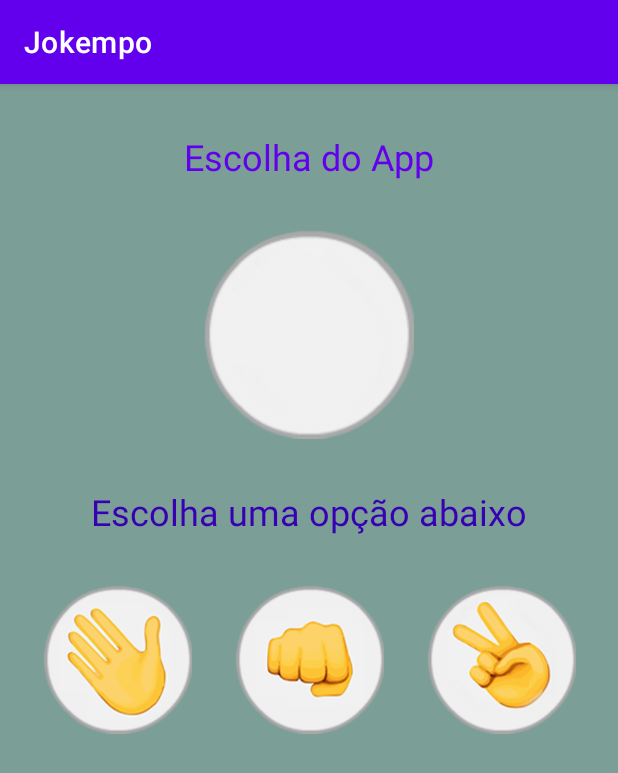
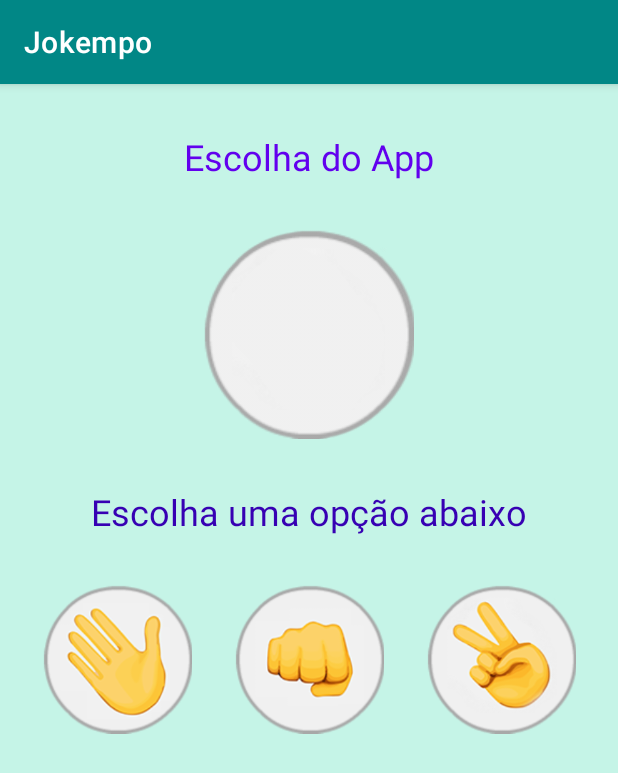
Before and after one commit to GRangel-Dev/JokempoApp, an Android app: the screen it shows after launch (MainActivity), on a phone screen of 412 x 824 dp. Shown: the top 773 px of the screen. Run offline under Robolectric (Android 15) with nearby library versions, the phone set to English and light mode, and no system bars.

Commit message:
commit 1
Layout e regras de negócio do jogo.

```diff
--- a/app/src/main/res/layout/activity_main.xml
+++ b/app/src/main/res/layout/activity_main.xml
@@ -30,7 +30,7 @@
         app:srcCompat="@drawable/padrao" />
 
     <ImageView
-        android:id="@+id/imageView2"
+        android:id="@+id/imageResultado"
         android:layout_width="140dp"
         android:layout_height="140dp"
         android:layout_marginTop="32dp"
@@ -45,37 +45,43 @@
         android:layout_width="100dp"
         android:layout_height="100dp"
         android:layout_marginTop="32dp"
+        android:onClick="selecionadoPapel"
         app:layout_constraintEnd_toStartOf="@+id/imageView4"
         app:layout_constraintHorizontal_bias="0.5"
         app:layout_constraintHorizontal_chainStyle="spread"
         app:layout_constraintStart_toStartOf="parent"
-        app:layout_constraintTop_toBottomOf="@+id/textView2"
-        app:srcCompat="@drawable/papel" />
+        app:layout_constraintTop_toBottomOf="@+id/textResultado"
+        app:srcCompat="@drawable/papel"
+        tools:ignore="SpeakableTextPresentCheck" />
 
     <ImageView
         android:id="@+id/imageView4"
         android:layout_width="100dp"
         android:layout_height="100dp"
         android:layout_marginTop="32dp"
+        android:onClick="selecionadoPedra"
         app:layout_constraintEnd_toStartOf="@+id/imageView5"
         app:layout_constraintHorizontal_bias="0.5"
         app:layout_constraintStart_toEndOf="@+id/imageView3"
-        app:layout_constraintTop_toBottomOf="@+id/textView2"
-        app:srcCompat="@drawable/pedra" />
+        app:layout_constraintTop_toBottomOf="@+id/textResultado"
+        app:srcCompat="@drawable/pedra"
+        tools:ignore="ImageContrastCheck,SpeakableTextPresentCheck" />
 
     <ImageView
         android:id="@+id/imageView5"
         android:layout_width="100dp"
         android:layout_height="100dp"
         android:layout_marginTop="32dp"
+        android:onClick="selecionadoTesoura"
         app:layout_constraintEnd_toEndOf="parent"
         app:layout_constraintHorizontal_bias="0.5"
         app:layout_constraintStart_toEndOf="@+id/imageView4"
-        app:layout_constraintTop_toBottomOf="@+id/textView2"
-        app:srcCompat="@drawable/tesoura" />
+        app:layout_constraintTop_toBottomOf="@+id/textResultado"
+        app:srcCompat="@drawable/tesoura"
+        tools:ignore="SpeakableTextPresentCheck" />
 
     <TextView
-        android:id="@+id/textView2"
+        android:id="@+id/textResultado"
         android:layout_width="wrap_content"
         android:layout_height="wrap_content"
         android:layout_marginTop="32dp"
@@ -84,5 +90,6 @@
         android:textSize="24sp"
         app:layout_constraintEnd_toEndOf="parent"
         app:layout_constraintStart_toStartOf="parent"
-        app:layout_constraintTop_toBottomOf="@+id/imageView2" />
+        app:layout_constraintTop_toBottomOf="@+id/imageResultado" />
+
 </androidx.constraintlayout.widget.ConstraintLayout>
--- a/app/src/main/res/values/colors.xml
+++ b/app/src/main/res/values/colors.xml
@@ -7,5 +7,5 @@
     <color name="teal_700">#FF018786</color>
     <color name="black">#FF000000</color>
     <color name="white">#FFFFFFFF</color>
-    <color name="telaColor">#7B9E97</color>
+    <color name="telaColor">#C5F4E7</color>
 </resources>
--- a/app/src/main/res/values/strings.xml
+++ b/app/src/main/res/values/strings.xml
@@ -2,4 +2,5 @@
     <string name="app_name">Jokempo</string>
     <string name="texto1">Escolha do App</string>
     <string name="texto2">Escolha uma opção abaixo</string>
+    <string name="texto3">"SCORE: "</string>
 </resources>
--- a/app/src/main/res/values/themes.xml
+++ b/app/src/main/res/values/themes.xml
@@ -2,8 +2,8 @@
     <!-- Base application theme. -->
     <style name="Theme.Jokempo" parent="Theme.MaterialComponents.DayNight.DarkActionBar">
         <!-- Primary brand color. -->
-        <item name="colorPrimary">@color/purple_500</item>
-        <item name="colorPrimaryVariant">@color/purple_700</item>
+        <item name="colorPrimary">@color/teal_700</item>
+        <item name="colorPrimaryVariant">@color/telaColor</item>
         <item name="colorOnPrimary">@color/white</item>
         <!-- Secondary brand color. -->
         <item name="colorSecondary">@color/teal_200</item>
```
Also changed, not shown: app/src/main/java/com/germanorangel/jokempo/MainActivity.java (+56 -1 lines).
